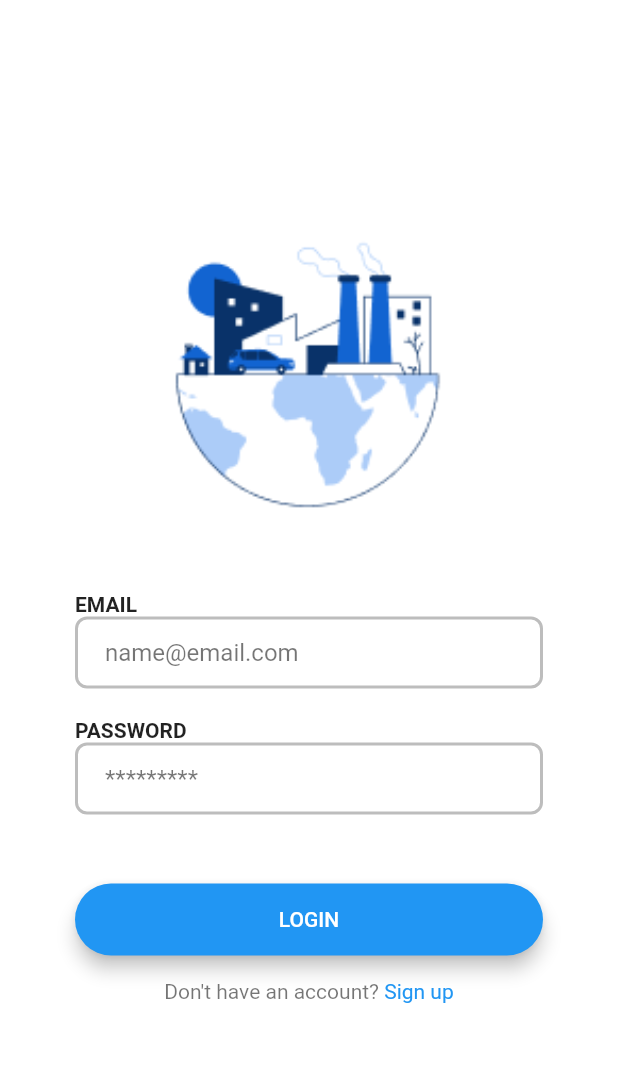
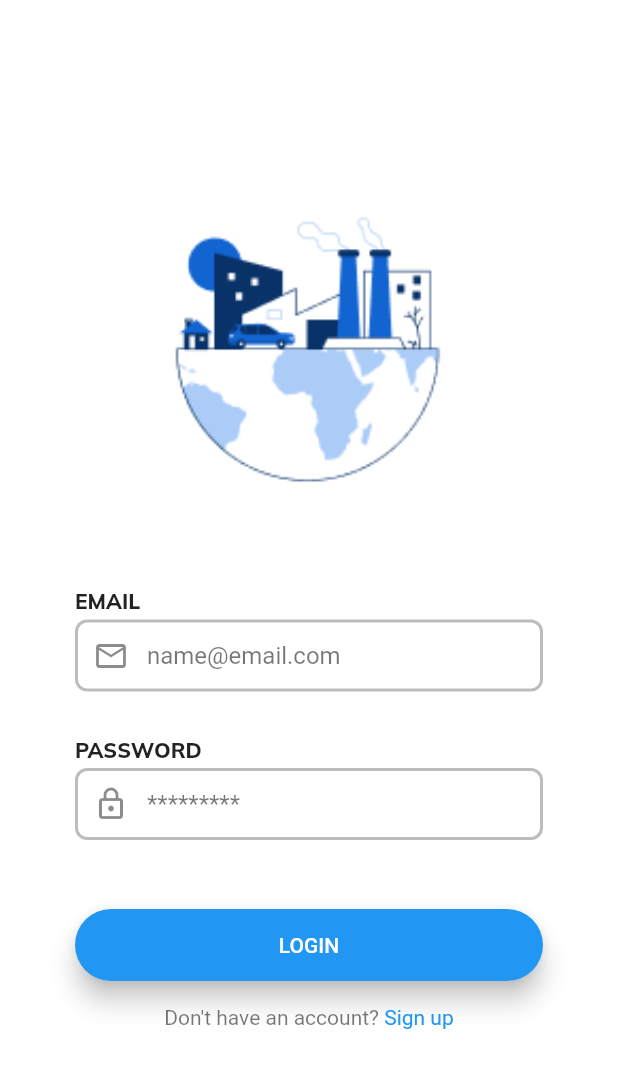
Before and after one commit to AritraPal147/IOT-Lab-UI, a Flutter app: the screen it shows after launch, on a phone screen of 412 x 824 dp. Shown: the top 1068 px of the screen. Run offline on Flutter 3.47's test engine with Material 2 defaults, Android fonts, the phone set to English and light mode, and no system bars.

Commit message:
completed login screen

```diff
--- a/lib/components/lib/RoundedButton.dart
+++ b/lib/components/lib/RoundedButton.dart
@@ -17,7 +17,7 @@ class RoundedButton extends StatelessWidget {
     return Padding(
       padding: const EdgeInsets.symmetric(vertical: 16.0),
       child: Material(
-        elevation: 5.0,
+        elevation: 7.0,
         color: colour,
         borderRadius: BorderRadius.circular(30.0),
         child: MaterialButton(
--- a/lib/constants.dart
+++ b/lib/constants.dart
@@ -1,8 +1,9 @@
 import 'package:flutter/material.dart';
 
 const kTextFieldDecoration = InputDecoration(
-  hintText: 'name@email.com',
-  hintStyle: TextStyle(color:  Colors.black54),
+  hintStyle: TextStyle(
+      color:  Colors.black54,
+  ),
   contentPadding:
     EdgeInsets.symmetric(vertical: 10.0, horizontal: 20.0),
   border: OutlineInputBorder(
@@ -15,7 +16,7 @@ const kTextFieldDecoration = InputDecoration(
   ),
   focusedBorder: OutlineInputBorder(
     borderSide:
-      BorderSide(color: Colors.black26, width: 2.0),
+      BorderSide(color: Colors.blue, width: 2.0),
     borderRadius: BorderRadius.all(Radius.circular(8.0)),
   )
 );
--- a/lib/main.dart
+++ b/lib/main.dart
@@ -12,8 +12,8 @@ class IotLabUI extends StatelessWidget {
   Widget build(BuildContext context) {
     return MaterialApp(
       debugShowCheckedModeBanner: false,
+      // theme: ThemeData(fontFamily: 'Mulish'),
       initialRoute: LoginScreen.id,
-
       routes: {
         LoginScreen.id: (context) => const LoginScreen(),
         SignUpScreen.id: (context) => const SignUpScreen(),
--- a/lib/screens/login_screen.dart
+++ b/lib/screens/login_screen.dart
@@ -4,7 +4,6 @@ import 'package:flutter/material.dart';
 import 'package:iot_lab_ui/constants.dart';
 import 'package:iot_lab_ui/screens/main_screen.dart';
 import 'package:iot_lab_ui/screens/sign_up_screen.dart';
-import 'package:modal_progress_hud_nsn/modal_progress_hud_nsn.dart';
 
 import 'package:iot_lab_ui/components/lib/RoundedButton.dart';
 
@@ -33,7 +32,7 @@ class _LoginScreenState extends State<LoginScreen> {
                 child: Container(
                   height: 200.0,
                   child: Image.asset(
-                      'images/login_screen_image.png',
+                      'assets/images/login_screen_image.png',
                     fit: BoxFit.contain,
                     width: 200.0,
                   ),
@@ -41,35 +40,45 @@ class _LoginScreenState extends State<LoginScreen> {
             ),
 
             const SizedBox(
-              height: 40.0,
+              height: 54.0,
             ),
 
             const Text(
               'EMAIL',
               style: TextStyle(
-                // fontSize: 10.0,
+                fontFamily: 'Mulish',
                 fontWeight: FontWeight.bold,
               ),
             ),
-            const TextField(
-              decoration: kTextFieldDecoration,
+            const SizedBox(
+              height: 3.0,
+            ),
+            TextField(
+              decoration: kTextFieldDecoration.copyWith(
+                hintText: 'name@email.com',
+                prefixIcon: const Icon(Icons.email_outlined),
+              ),
               keyboardType: TextInputType.emailAddress,
             ),
 
             const SizedBox(
-              height: 20.0,
+              height: 30.0,
             ),
 
             const Text(
               'PASSWORD',
               style: TextStyle(
-                // fontSize: 10.0,
+                fontFamily: 'Mulish',
                 fontWeight: FontWeight.bold,
               ),
+            ),
+            const SizedBox(
+              height: 3.0,
             ),
             TextField(
               decoration: kTextFieldDecoration.copyWith(
                 hintText: '*********',
+                prefixIcon: const Icon(Icons.lock_outlined)
               ),
               obscureText: true,
             ),
--- a/lib/screens/sign_up_screen.dart
+++ b/lib/screens/sign_up_screen.dart
@@ -1,4 +1,5 @@
 import 'package:flutter/cupertino.dart';
+import 'package:flutter/material.dart';
 
 class SignUpScreen extends StatefulWidget {
   const SignUpScreen({Key? key}) : super(key: key);
@@ -11,6 +12,8 @@ class SignUpScreen extends StatefulWidget {
 class _SignUpScreenState extends State<SignUpScreen> {
   @override
   Widget build(BuildContext context) {
-    return const Placeholder();
+    return const Scaffold(
+
+    );
   }
 }
```
Also changed, not shown: pubspec.yaml (+7 -1 lines), assets/fonts/Mulish-ExtraBold.ttf (added), assets/fonts/Mulish-Regular.ttf (added), assets/images/login_screen_image.png (renamed from images/login_screen_image.png).
